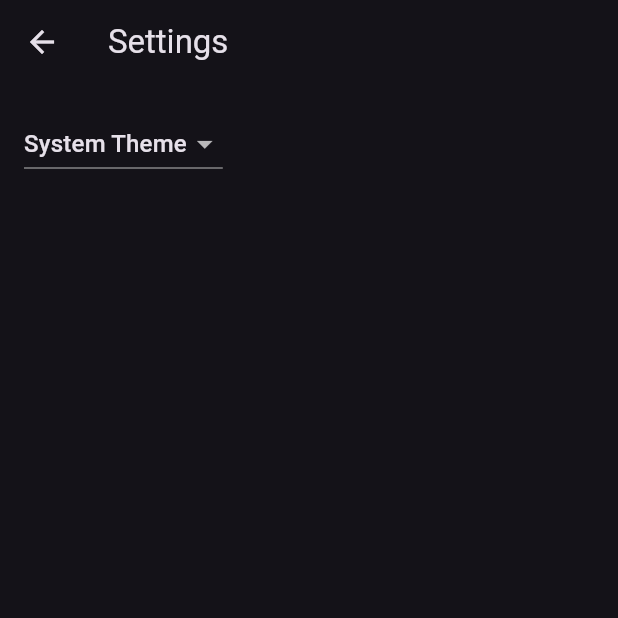
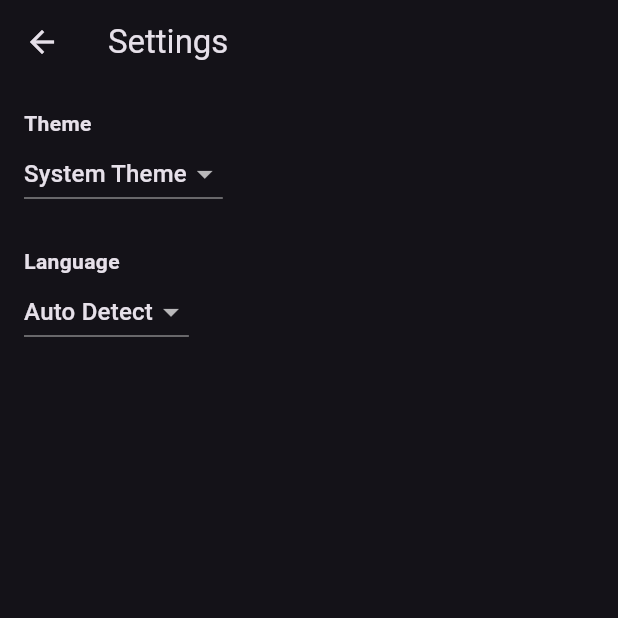
Before and after one commit to toruishihara/chatbot_matsue_castle, a Flutter app: the SettingsView screen opened by its route, on a phone screen of 412 x 824 dp, the top half of it. Run offline on Flutter 3.47's test engine with Material 3 defaults, Android fonts, the phone set to English and light mode, and no system bars; our stand-ins replace firebase_analytics, firebase_core, flutter_dotenv, flutter_tts, hive_flutter; missing offline and left inert: record; accounts and stored records are empty.

Commit message:
Setting has Languqge. Switch Whisper/OpenAI prompt by language

```diff
--- a/chatbot/lib/main.dart
+++ b/chatbot/lib/main.dart
@@ -1,7 +1,6 @@
 import 'package:firebase_core/firebase_core.dart';
 import 'firebase_options.dart';
 import 'package:matsue_castle_chat_bot/src/network/app_logger.dart';
-import 'package:matsue_castle_chat_bot/src/repository/rag_repository.dart';
 import 'package:flutter/material.dart';
 import 'package:hive_flutter/hive_flutter.dart';
 import 'package:provider/provider.dart';
@@ -28,7 +27,7 @@ void main() async {
   runApp(
     MultiProvider(
       providers: [
-        ChangeNotifierProvider(create: (_) => ChatViewModel()),
+        ChangeNotifierProvider(create: (_) => ChatViewModel(settingsController)),
         ChangeNotifierProvider<SettingsController>.value(value: settingsController),
       ],
       child: MyApp(settingsController: settingsController),
--- a/chatbot/lib/src/settings/settings_controller.dart
+++ b/chatbot/lib/src/settings/settings_controller.dart
@@ -1,6 +1,12 @@
 import 'package:flutter/material.dart';
 
 import 'settings_service.dart';
+
+enum LangMode {
+  auto,
+  jp,
+  en,
+}
 
 /// A class that many Widgets can interact with to read user settings, update
 /// user settings, or listen to user settings changes.
@@ -20,11 +26,15 @@ class SettingsController with ChangeNotifier {
   // Allow Widgets to read the user's preferred ThemeMode.
   ThemeMode get themeMode => _themeMode;
 
+  late LangMode _langMode;
+  LangMode get langMode => _langMode;
+
   /// Load the user's settings from the SettingsService. It may load from a
   /// local database or the internet. The controller only knows it can load the
   /// settings from the service.
   Future<void> loadSettings() async {
     _themeMode = await _settingsService.themeMode();
+    _langMode = await _settingsService.langMode();
 
     // Important! Inform listeners a change has occurred.
     notifyListeners();
@@ -47,4 +57,12 @@ class SettingsController with ChangeNotifier {
     // SettingService.
     await _settingsService.updateThemeMode(newThemeMode);
   }
+
+  Future<void> updateLangMode(LangMode? newLangMode) async {
+    if (newLangMode == null) return;
+    if (newLangMode == _langMode) return;
+    _langMode = newLangMode;
+    notifyListeners();
+    await _settingsService.updateLangMode(newLangMode);
+  }
 }
--- a/chatbot/lib/src/settings/settings_service.dart
+++ b/chatbot/lib/src/settings/settings_service.dart
@@ -1,4 +1,5 @@
 import 'package:flutter/material.dart';
+import 'package:matsue_castle_chat_bot/src/settings/settings_controller.dart';
 
 /// A service that stores and retrieves user settings.
 ///
@@ -14,4 +15,11 @@ class SettingsService {
     // Use the shared_preferences package to persist settings locally or the
     // http package to persist settings over the network.
   }
+
+  Future<LangMode> langMode() async => LangMode.auto;
+  Future<void> updateLangMode(LangMode lang) async {
+    // Use the shared_preferences package to persist settings locally or the
+    // http package to persist settings over the network.
+  }
+
 }
--- a/chatbot/lib/src/settings/settings_view.dart
+++ b/chatbot/lib/src/settings/settings_view.dart
@@ -13,6 +13,71 @@ class SettingsView extends StatelessWidget {
 
   final SettingsController controller;
 
+  @override
+  Widget build(BuildContext context) {
+    return Scaffold(
+      appBar: AppBar(
+        title: const Text('Settings'),
+      ),
+      body: Padding(
+        padding: const EdgeInsets.all(16),
+        child: Column(
+          crossAxisAlignment: CrossAxisAlignment.start,
+          children: [
+            // --- First Dropdown: Theme ---
+            const Text(
+              'Theme',
+              style: TextStyle(fontWeight: FontWeight.bold),
+            ),
+            DropdownButton<ThemeMode>(
+              value: controller.themeMode,
+              onChanged: controller.updateThemeMode,
+              items: const [
+                DropdownMenuItem(
+                  value: ThemeMode.system,
+                  child: Text('System Theme'),
+                ),
+                DropdownMenuItem(
+                  value: ThemeMode.light,
+                  child: Text('Light Theme'),
+                ),
+                DropdownMenuItem(
+                  value: ThemeMode.dark,
+                  child: Text('Dark Theme'),
+                ),
+              ],
+            ),
+            const SizedBox(height: 24),
+
+            // --- Second Dropdown: Language ---
+            const Text(
+              'Language',
+              style: TextStyle(fontWeight: FontWeight.bold),
+            ),
+            DropdownButton<LangMode>(
+              value: controller.langMode, // add language to controller
+              onChanged: controller.updateLangMode,
+              items: const [
+                DropdownMenuItem(
+                  value: LangMode.auto,
+                  child: Text('Auto Detect'),
+                ),
+                DropdownMenuItem(
+                  value: LangMode.en,
+                  child: Text('English'),
+                ),
+                DropdownMenuItem(
+                  value: LangMode.jp,
+                  child: Text('日本語'),
+                ),
+              ],
+            ),
+          ],
+        ),
+      ),
+    );
+  }
+/*
   @override
   Widget build(BuildContext context) {
     return Scaffold(
@@ -48,4 +113,5 @@ class SettingsView extends StatelessWidget {
       ),
     );
   }
+*/
 }
--- a/chatbot/lib/src/view/chat_item_list_view.dart
+++ b/chatbot/lib/src/view/chat_item_list_view.dart
@@ -23,7 +23,7 @@ class _ChatItemListViewState extends State<ChatItemListView> {
 
     return Scaffold(
       appBar: AppBar(
-        title: const Text('Matsue Castle Chat Bot'),
+        title: const Text('Matsue Castle Chatbot'),
         actions: [
           IconButton(
             icon: const Icon(Icons.settings),
@@ -43,7 +43,7 @@ class _ChatItemListViewState extends State<ChatItemListView> {
             case 0: // About
               showAboutDialog(
                 context: context,
-                applicationName: 'Matsue Castle Chat Bot',
+                applicationName: 'Matsue Castle Chatbot',
                 applicationVersion: '1.0.0',
                 applicationLegalese: '© 2025 Toru Ishihara',
               );
```
Also changed, not shown: chatbot/lib/src/audio/record_until_silence.dart (+10 -5 lines), chatbot/lib/src/repository/rag_repository.dart (+45 -17 lines), chatbot/lib/src/repository/transcription_repository.dart (+32 -6 lines), chatbot/lib/src/view_model/chat_view_model.dart (+6 -4 lines), 2 other files.
